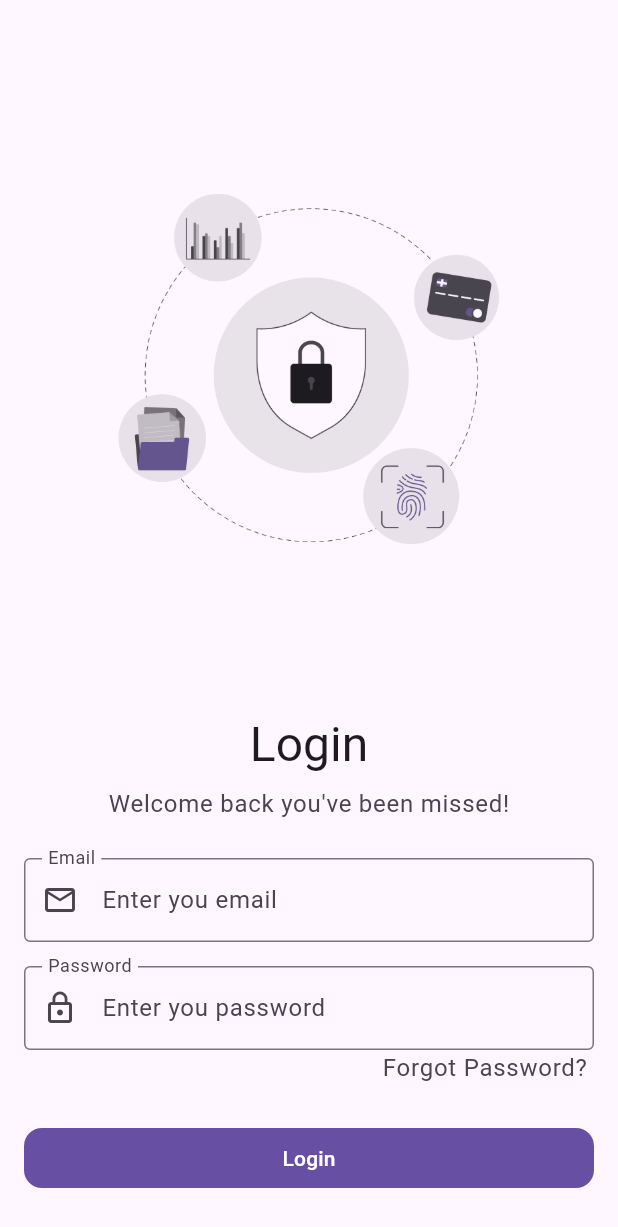
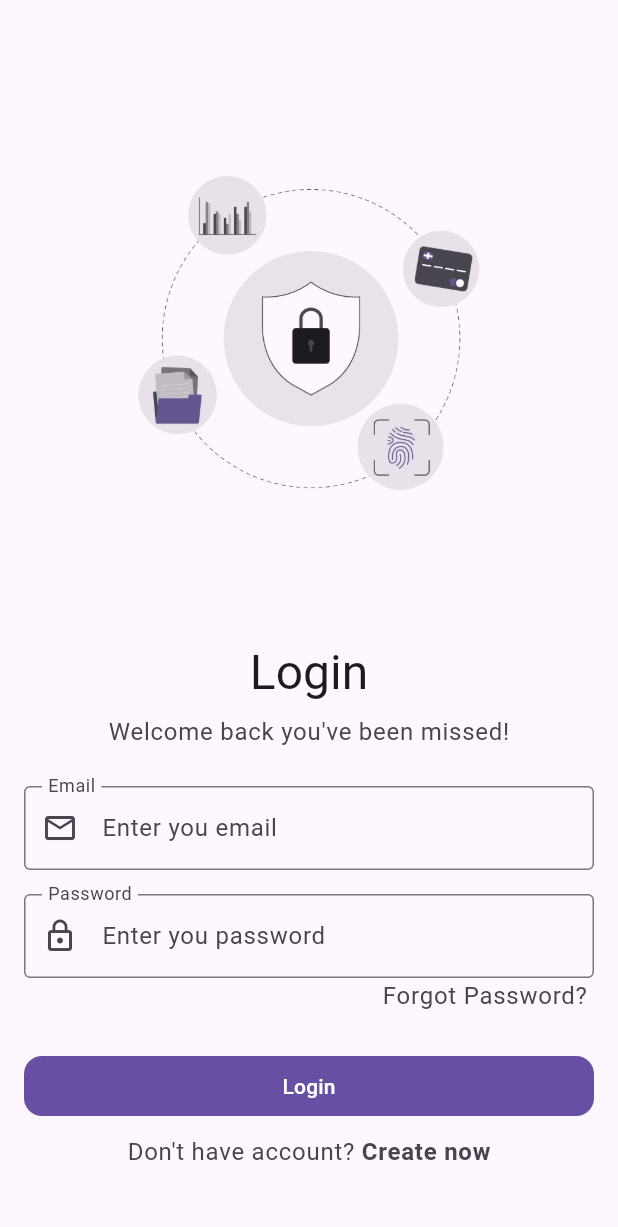
Before and after one commit to anshRS/xautoflow, a Flutter app: the screen it shows after launch, on a phone screen of 412 x 824 dp. Shown: the top 1227 px of the screen. Run offline on Flutter 3.47's test engine with Material 3 defaults, Android fonts, the phone set to English and light mode, and no system bars; our stand-ins replace flutter_bloc, flutter_dotenv, fpdart, get_it, image_picker, shared_preferences; missing offline and left inert: markdown_widget, web_socket_client.

Commit message:
chore(ui): minor bug fixes

```diff
--- a/client/lib/features/auth/presentation/screens/login_screen.dart
+++ b/client/lib/features/auth/presentation/screens/login_screen.dart
@@ -44,7 +44,8 @@ class _SignUpScreenState extends State<LogInScreen> {
             children: [
               // Image section
               SizedBox(
-                height: 460,
+                // height: 460,
+                height: MediaQuery.of(context).size.height * 0.5,
                 child: Image.asset(
                   'assets/images/login_image.png',
                   fit: BoxFit.cover,
--- a/client/lib/features/auth/presentation/screens/signup_screen.dart
+++ b/client/lib/features/auth/presentation/screens/signup_screen.dart
@@ -45,7 +45,8 @@ class _SignUpScreenState extends State<SignUpScreen> {
             children: [
               // Image section
               SizedBox(
-                height: 460,
+                // height: 460,
+                height: MediaQuery.of(context).size.height * 0.5,
                 child: Image.asset(
                   'assets/images/signup_image.png',
                   fit: BoxFit.cover,
--- a/client/lib/features/chat/presentation/screens/chat_screen.dart
+++ b/client/lib/features/chat/presentation/screens/chat_screen.dart
@@ -1,8 +1,8 @@
 import 'package:client/common/cubits/app_user/app_user_cubit.dart';
+import 'package:client/common/widgets/message_bubble.dart';
+import 'package:client/common/widgets/prompt_input_field.dart';
+import 'package:client/common/widgets/typing_indicator.dart';
 import 'package:client/features/chat/presentation/bloc/chat_bloc.dart';
-import 'package:client/features/chat/presentation/widgets/message_bubble.dart';
-import 'package:client/features/chat/presentation/widgets/prompt_input_field.dart';
-import 'package:client/features/chat/presentation/widgets/typing_indicator.dart';
 import 'package:flutter/material.dart';
 import 'package:flutter_bloc/flutter_bloc.dart';
 
```
